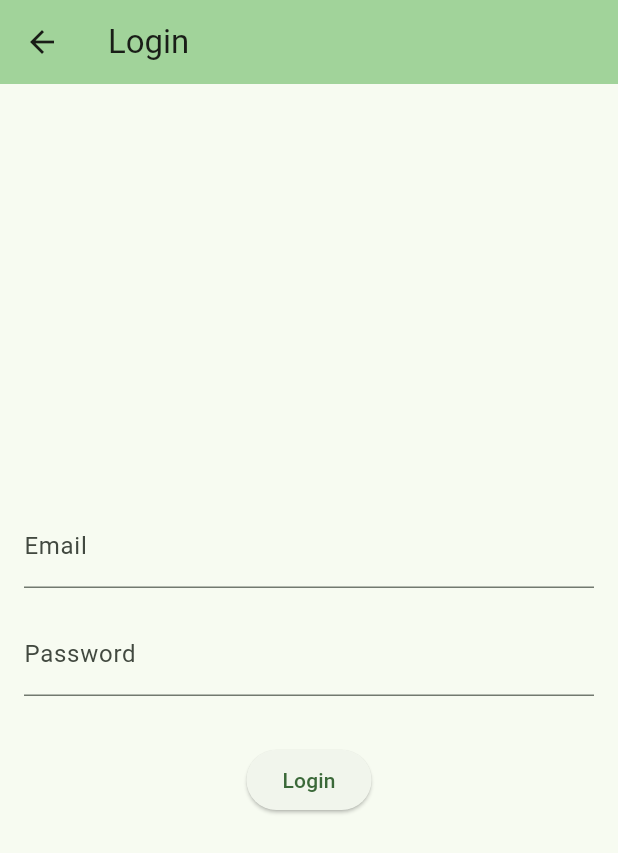
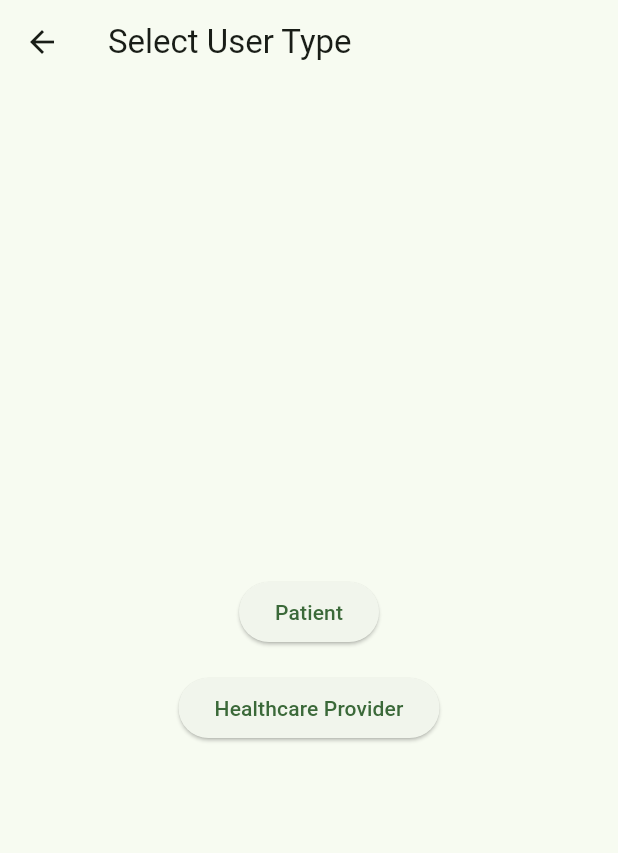
Before and after one commit to Wesley-Perrang/HealthConnect, a Flutter app: the screen it shows after launch, after a tap on "Login", on a phone screen of 412 x 824 dp. Shown: the top 853 px of the screen. Run offline on Flutter 3.47's test engine with Material 2 defaults, Android fonts, the phone set to English and light mode, and no system bars; our stand-ins replace firebase_auth, firebase_core; accounts and stored records are empty.

Commit message:
added different login ways

```diff
--- a/health_connect/lib/start_page.dart
+++ b/health_connect/lib/start_page.dart
@@ -1,4 +1,5 @@
 import 'package:flutter/material.dart';
+import 'package:health_connect/type_of_user.dart';
 import 'login_page.dart';
 import 'register_page.dart';
 
@@ -58,7 +59,7 @@ class _StartPageState extends State<StartPage> {
               ElevatedButton(
                 onPressed: () {
                   Navigator.of(context).push(MaterialPageRoute(
-                    builder: (context) => const LoginPage(),
+                    builder: (context) => TypeOfUserPage(),
                   ));
                 },
                 child: Text('Login'),
--- /dev/null
+++ b/health_connect/lib/type_of_user.dart
@@ -0,0 +1,43 @@
+import 'package:flutter/material.dart';
+import 'login_page.dart';
+
+class TypeOfUserPage extends StatelessWidget {
+  @override
+  Widget build(BuildContext context) {
+    return Scaffold(
+      appBar: AppBar(
+        title: Text('Select User Type'),
+      ),
+      body: Center(
+        child: Column(
+          mainAxisAlignment: MainAxisAlignment.center,
+          children: <Widget>[
+            ElevatedButton(
+              onPressed: () {
+                // Navigate to the login page for Patients
+                Navigator.of(context).push(
+                  MaterialPageRoute(
+                    builder: (context) => LoginPage(),
+                  ),
+                );
+              },
+              child: Text('Patient'),
+            ),
+            SizedBox(height: 16.0),
+            ElevatedButton(
+              onPressed: () {
+                // Navigate to the login page for Healthcare Providers
+                Navigator.of(context).push(
+                  MaterialPageRoute(
+                    builder: (context) => LoginPage(),
+                  ),
+                );
+              },
+              child: Text('Healthcare Provider'),
+            ),
+          ],
+        ),
+      ),
+    );
+  }
+}
```
Also changed, not shown: health_connect/lib/healthcare_provader.dart (added), health_connect/lib/patience_page.dart (added).
